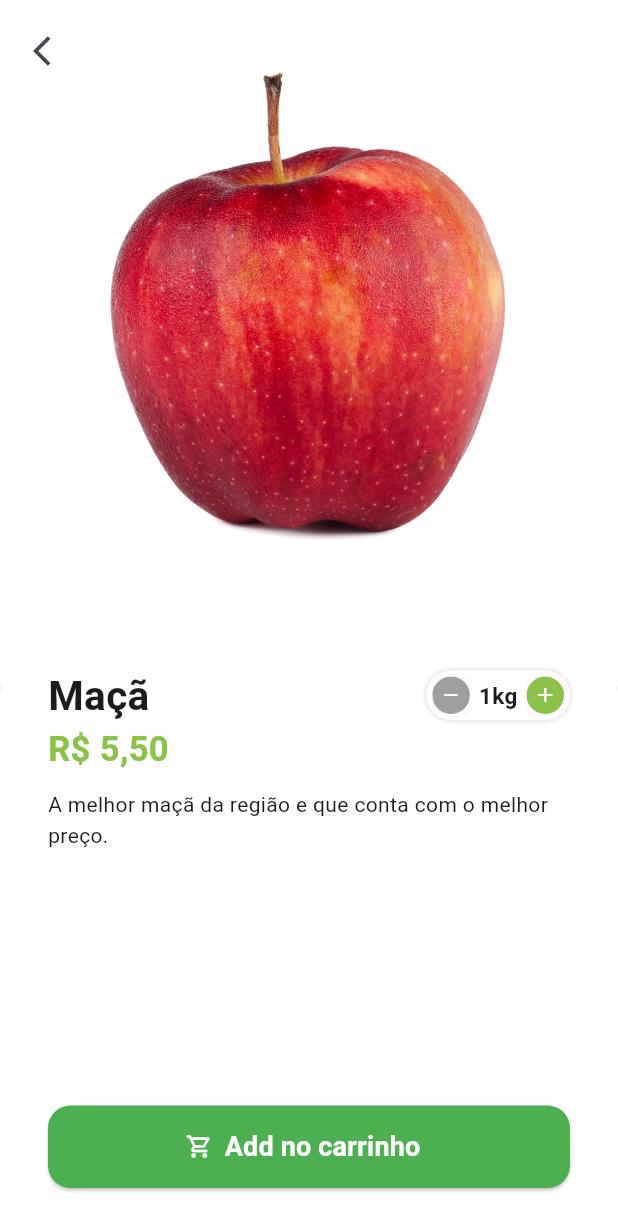
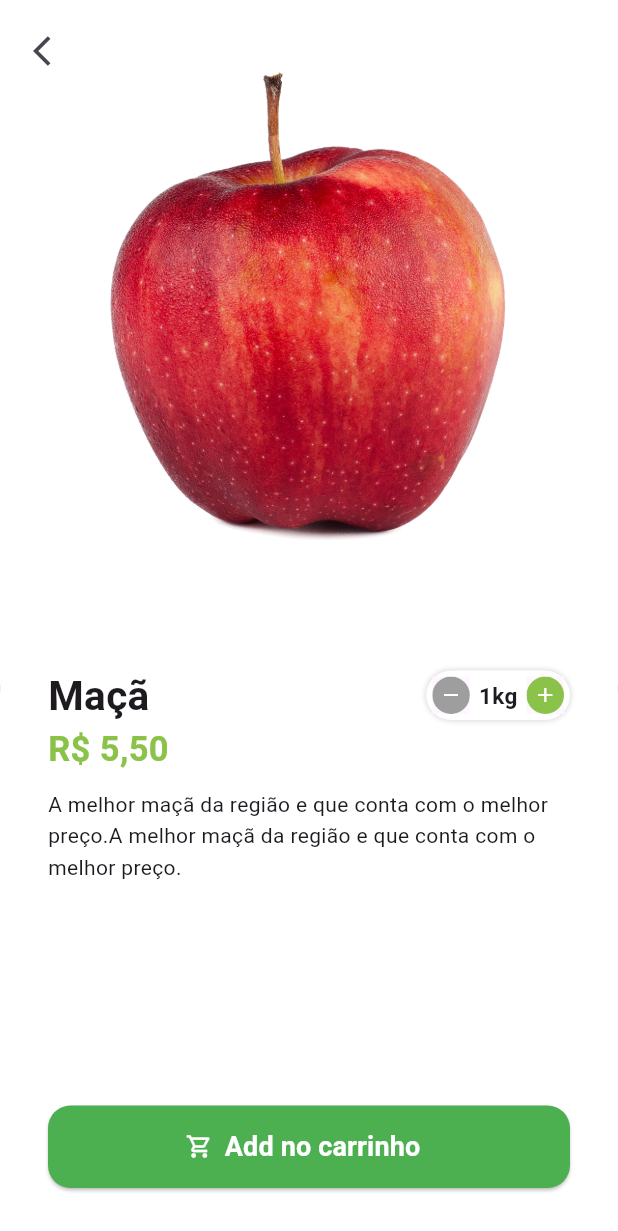
Before and after one commit to RodrigoHironaka/Feira, a Flutter app: the BaseScreen screen opened directly, after a tap on "Maçã", on a phone screen of 412 x 824 dp. Shown: the top 1231 px of the screen. Run offline on Flutter 3.47's test engine with Material 3 defaults, Android fonts, the phone set to English and light mode, and no system bars; our stand-ins replace animated_text_kit, mask_text_input_formatter.

Commit message:
Terceiro commit

```diff
--- a/lib/src/config/app_data.dart
+++ b/lib/src/config/app_data.dart
@@ -1,7 +1,7 @@
 import 'package:greengrocer/src/models/item_model.dart';
 
 ItemModel apple = ItemModel(
-  description: 'A melhor maçã da região e que conta com o melhor preço.',
+  description: 'A melhor maçã da região e que conta com o melhor preço.A melhor maçã da região e que conta com o melhor preço.',
   imgUrl: 'assets/fruits/apple.png',
   itemName: 'Maçã',
   price: 5.5,
```
